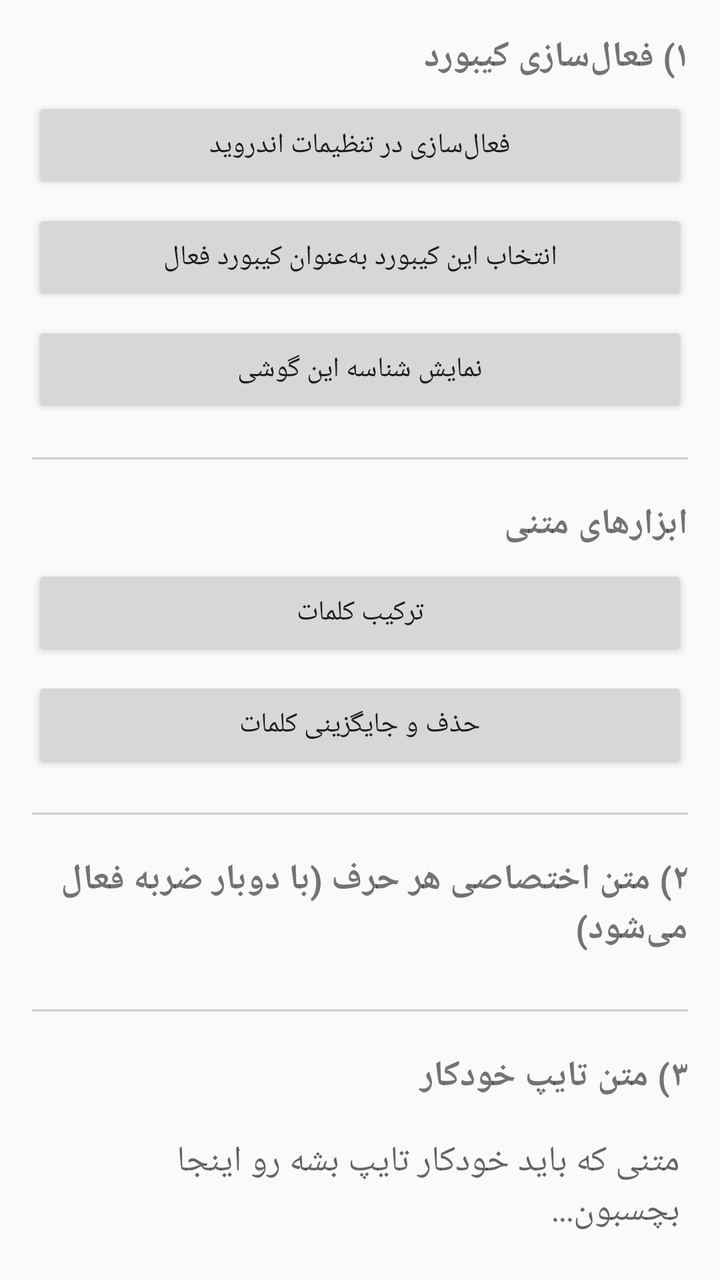
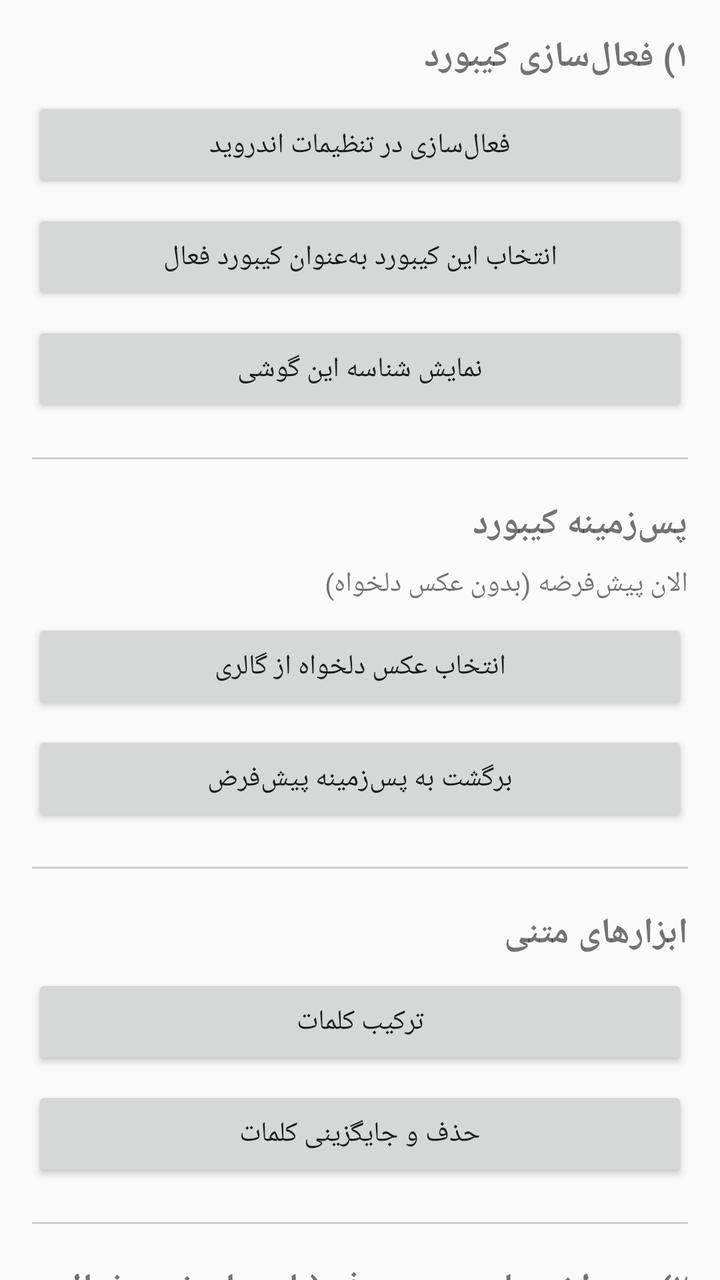

Compare the two renders of this Android layout. The source of the first and the diff that turns it into the second are given below.
<!-- AndroidManifest.xml: application theme Theme.AppCompat.Light -->
<!-- res/layout/activity_settings.xml -->
<?xml version="1.0" encoding="utf-8"?>
<androidx.core.widget.NestedScrollView xmlns:android="http://schemas.android.com/apk/res/android"
    android:layout_width="match_parent"
    android:layout_height="match_parent">

    <LinearLayout
        android:layout_width="match_parent"
        android:layout_height="wrap_content"
        android:orientation="vertical"
        android:padding="16dp">

        <TextView
            android:layout_width="match_parent"
            android:layout_height="wrap_content"
            android:text="۱) فعال‌سازی کیبورد"
            android:textStyle="bold"
            android:textSize="18sp"
            android:paddingBottom="8dp" />

        <Button
            android:id="@+id/btnEnableKeyboard"
            android:layout_width="match_parent"
            android:layout_height="wrap_content"
            android:text="فعال‌سازی در تنظیمات اندروید" />

        <Button
            android:id="@+id/btnSwitchKeyboard"
            android:layout_width="match_parent"
            android:layout_height="wrap_content"
            android:layout_marginTop="8dp"
            android:text="انتخاب این کیبورد به‌عنوان کیبورد فعال" />

        <Button
            android:id="@+id/btnShowDeviceId"
            android:layout_width="match_parent"
            android:layout_height="wrap_content"
            android:layout_marginTop="8dp"
            android:text="نمایش شناسه این گوشی" />

        <View
            android:layout_width="match_parent"
            android:layout_height="1dp"
            android:background="#CCCCCC"
            android:layout_marginVertical="20dp" />

        <TextView
            android:layout_width="match_parent"
            android:layout_height="wrap_content"
            android:text="ابزارهای متنی"
            android:textStyle="bold"
            android:textSize="18sp"
            android:paddingBottom="8dp" />

        <Button
            android:id="@+id/btnWordShuffle"
            android:layout_width="match_parent"
            android:layout_height="wrap_content"
            android:text="ترکیب کلمات" />

        <Button
            android:id="@+id/btnTextReplace"
            android:layout_width="match_parent"
            android:layout_height="wrap_content"
            android:layout_marginTop="8dp"
            android:text="حذف و جایگزینی کلمات" />

        <View
            android:layout_width="match_parent"
            android:layout_height="1dp"
            android:background="#CCCCCC"
            android:layout_marginVertical="20dp" />

        <TextView
            android:layout_width="match_parent"
            android:layout_height="wrap_content"
            android:text="۲) متن اختصاصی هر حرف (با دوبار ضربه فعال می‌شود)"
            android:textStyle="bold"
            android:textSize="18sp"
            android:paddingBottom="8dp" />

        <LinearLayout
            android:id="@+id/lettersContainer"
            android:layout_width="match_parent"
            android:layout_height="wrap_content"
            android:orientation="vertical" />

        <View
            android:layout_width="match_parent"
            android:layout_height="1dp"
            android:background="#CCCCCC"
            android:layout_marginVertical="20dp" />

        <TextView
            android:layout_width="match_parent"
            android:layout_height="wrap_content"
            android:text="۳) متن تایپ خودکار"
            android:textStyle="bold"
            android:textSize="18sp"
            android:paddingBottom="8dp" />

        <EditText
            android:id="@+id/autoTypeEditText"
            android:layout_width="match_parent"
            android:layout_height="wrap_content"
            android:minLines="6"
            android:gravity="top|start"
            android:hint="متنی که باید خودکار تایپ بشه رو اینجا بچسبون..." />

        <TextView
            android:id="@+id/speedLabel"
            android:layout_width="match_parent"
            android:layout_height="wrap_content"
            android:layout_marginTop="12dp"
            android:text="سرعت تایپ" />

        <SeekBar
            android:id="@+id/speedSeekBar"
            android:layout_width="match_parent"
            android:layout_height="wrap_content"
            android:max="295" />

        <Button
            android:id="@+id/btnSaveAutoType"
            android:layout_width="match_parent"
            android:layout_height="wrap_content"
            android:layout_marginTop="12dp"
            android:text="ذخیره متن و سرعت" />

        <TextView
            android:layout_width="match_parent"
            android:layout_height="wrap_content"
            android:layout_marginTop="16dp"
            android:textColor="#666666"
            android:text="برای شروع تایپ خودکار: برو توی هر اپی، روی فیلد متنی ضربه بزن، این کیبورد رو انتخاب کن و دکمه ▶ روی کیبورد رو بزن. برای توقف دوباره ▶ رو بزن." />

    </LinearLayout>
</androidx.core.widget.NestedScrollView>
<!-- resources referenced by this layout -->
<resources>

</resources>

<!-- the commit's change to res/layout/activity_settings.xml (unified diff, before → after) -->
@@ -36,6 +36,40 @@
             android:layout_height="wrap_content"
             android:layout_marginTop="8dp"
             android:text="نمایش شناسه این گوشی" />
+
+        <View
+            android:layout_width="match_parent"
+            android:layout_height="1dp"
+            android:background="#CCCCCC"
+            android:layout_marginVertical="20dp" />
+
+        <TextView
+            android:layout_width="match_parent"
+            android:layout_height="wrap_content"
+            android:text="پس‌زمینه کیبورد"
+            android:textStyle="bold"
+            android:textSize="18sp"
+            android:paddingBottom="8dp" />
+
+        <TextView
+            android:id="@+id/txtBackgroundStatus"
+            android:layout_width="match_parent"
+            android:layout_height="wrap_content"
+            android:layout_marginBottom="8dp"
+            android:text="الان پیش‌فرضه (بدون عکس دلخواه)" />
+
+        <Button
+            android:id="@+id/btnPickBackground"
+            android:layout_width="match_parent"
+            android:layout_height="wrap_content"
+            android:text="انتخاب عکس دلخواه از گالری" />
+
+        <Button
+            android:id="@+id/btnResetBackground"
+            android:layout_width="match_parent"
+            android:layout_height="wrap_content"
+            android:layout_marginTop="8dp"
+            android:text="برگشت به پس‌زمینه پیش‌فرض" />
 
         <View
             android:layout_width="match_parent"
